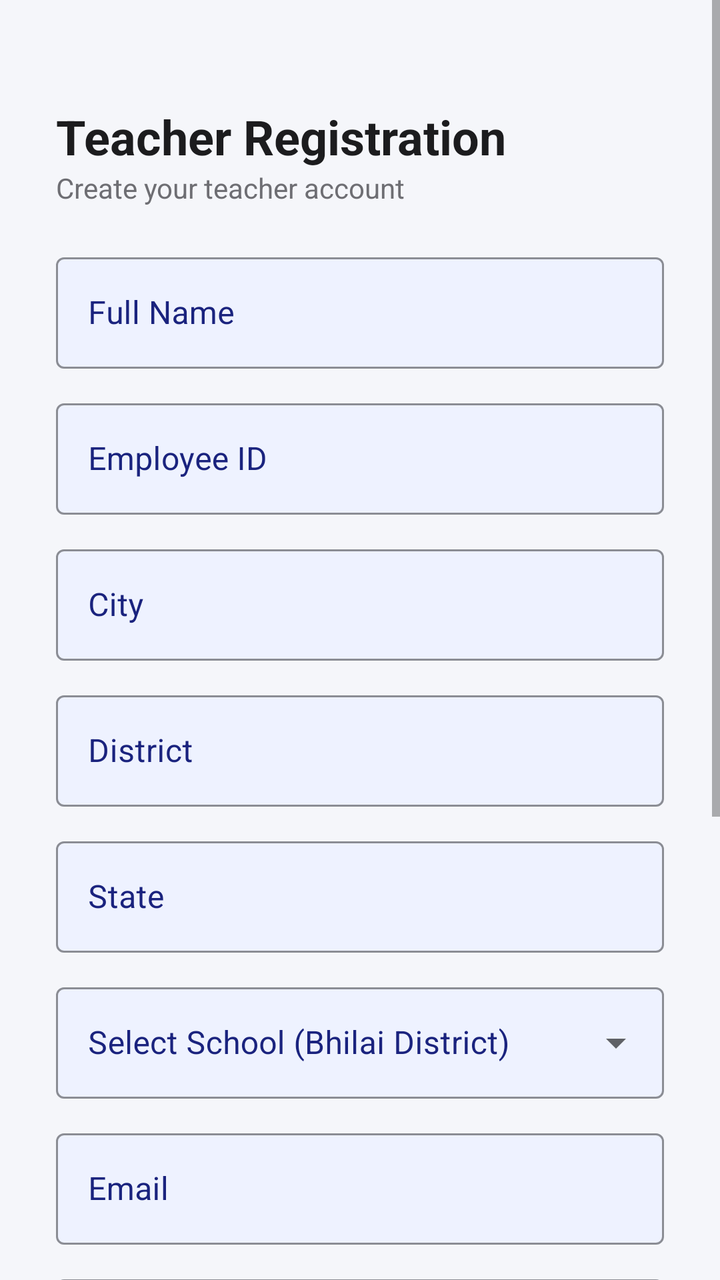
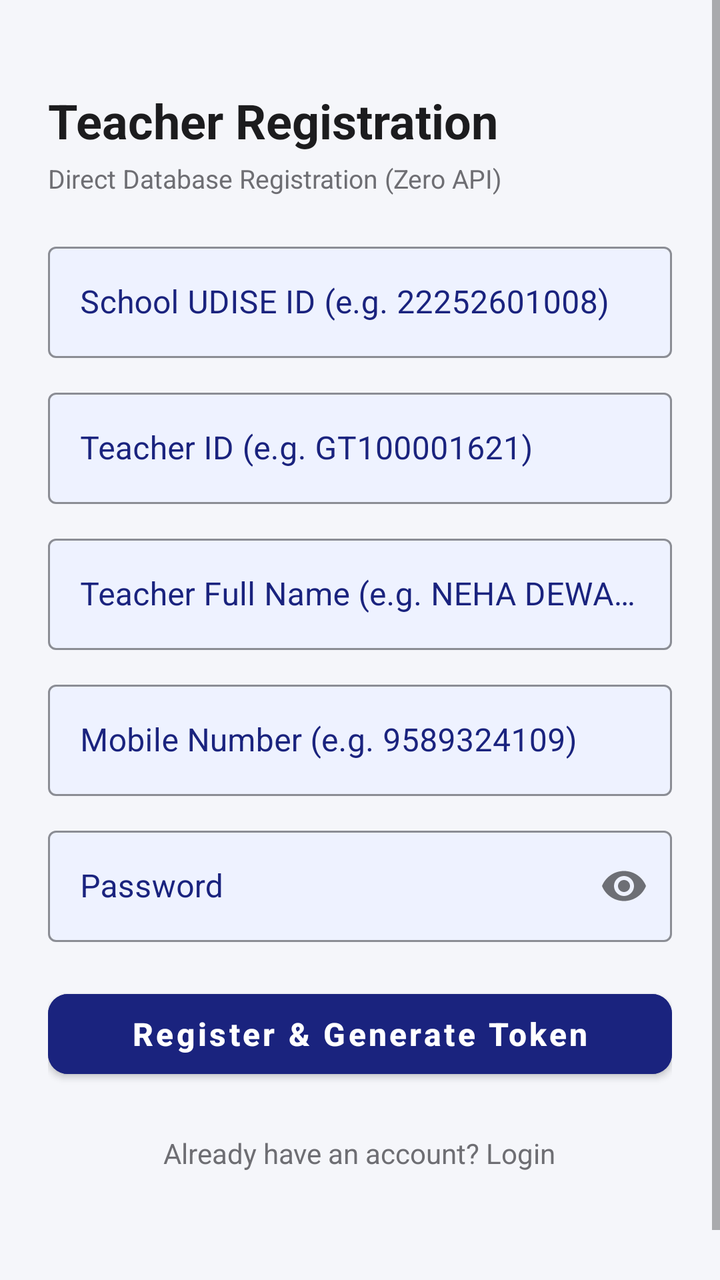

Compare the two renders of this Android layout. The source of the first and the diff that turns it into the second are given below.
<!-- AndroidManifest.xml: application theme Theme.SchoolAttendance -->
<!-- res/layout/activity_register.xml -->
<?xml version="1.0" encoding="utf-8"?>
<ScrollView xmlns:android="http://schemas.android.com/apk/res/android"
    xmlns:app="http://schemas.android.com/apk/res-auto"
    android:layout_width="match_parent"
    android:layout_height="match_parent"
    android:fillViewport="true"
    android:isScrollContainer="true"
    android:background="@color/background">

    <LinearLayout
        android:layout_width="match_parent"
        android:layout_height="wrap_content"
        android:orientation="vertical"
        android:paddingLeft="28dp"
        android:paddingTop="28dp"
        android:paddingRight="28dp"
        android:paddingBottom="100dp">

        <TextView
            android:layout_width="wrap_content"
            android:layout_height="wrap_content"
            android:layout_marginTop="24dp"
            android:text="@string/register_title"
            android:textColor="@color/text_primary"
            android:textSize="24sp"
            android:textStyle="bold" />

        <TextView
            android:layout_width="wrap_content"
            android:layout_height="wrap_content"
            android:layout_marginBottom="20dp"
            android:text="Create your teacher account"
            android:textColor="@color/text_secondary"
            android:textSize="14sp" />

        <com.google.android.material.textfield.TextInputLayout
            style="@style/Widget.MaterialComponents.TextInputLayout.OutlinedBox"
            android:layout_width="match_parent"
            android:layout_height="wrap_content"
            app:boxBackgroundColor="@color/field_bg"
            app:boxStrokeColor="@color/primary"
            android:textColorHint="@color/primary"
            app:hintTextColor="@color/primary"
            android:hint="@string/full_name_hint">
            <com.google.android.material.textfield.TextInputEditText
                android:id="@+id/etFullName"
                android:layout_width="match_parent"
                android:layout_height="wrap_content"
                android:textColor="#000000"
                android:inputType="textPersonName" />
        </com.google.android.material.textfield.TextInputLayout>

        <com.google.android.material.textfield.TextInputLayout
            style="@style/Widget.MaterialComponents.TextInputLayout.OutlinedBox"
            android:layout_width="match_parent"
            android:layout_height="wrap_content"
            app:boxBackgroundColor="@color/field_bg"
            app:boxStrokeColor="@color/primary"
            android:textColorHint="@color/primary"
            app:hintTextColor="@color/primary"
            android:layout_marginTop="12dp"
            android:hint="@string/employee_id_hint">
            <com.google.android.material.textfield.TextInputEditText
                android:id="@+id/etEmployeeId"
                android:layout_width="match_parent"
                android:layout_height="wrap_content"
                android:textColor="#000000"
                android:inputType="text" />
        </com.google.android.material.textfield.TextInputLayout>

        <com.google.android.material.textfield.TextInputLayout
            style="@style/Widget.MaterialComponents.TextInputLayout.OutlinedBox"
            android:layout_width="match_parent"
            android:layout_height="wrap_content"
            app:boxBackgroundColor="@color/field_bg"
            app:boxStrokeColor="@color/primary"
            android:textColorHint="@color/primary"
            app:hintTextColor="@color/primary"
            android:layout_marginTop="12dp"
            android:hint="@string/city_hint">
            <com.google.android.material.textfield.TextInputEditText
                android:id="@+id/etCity"
                android:layout_width="match_parent"
                android:layout_height="wrap_content"
                android:textColor="#000000"
                android:inputType="text" />
        </com.google.android.material.textfield.TextInputLayout>
        <com.google.android.material.textfield.TextInputLayout
            style="@style/Widget.MaterialComponents.TextInputLayout.OutlinedBox"
            android:layout_width="match_parent"
            android:layout_height="wrap_content"
            app:boxBackgroundColor="@color/field_bg"
            app:boxStrokeColor="@color/primary"
            android:textColorHint="@color/primary"
            app:hintTextColor="@color/primary"
            android:layout_marginTop="12dp"
            android:hint="@string/district_hint">
            <com.google.android.material.textfield.TextInputEditText
                android:id="@+id/etDistrict"
                android:layout_width="match_parent"
                android:layout_height="wrap_content"
                android:textColor="#000000"
                android:inputType="text" />
        </com.google.android.material.textfield.TextInputLayout>
        <com.google.android.material.textfield.TextInputLayout
            style="@style/Widget.MaterialComponents.TextInputLayout.OutlinedBox"
            android:layout_width="match_parent"
            android:layout_height="wrap_content"
            app:boxBackgroundColor="@color/field_bg"
            app:boxStrokeColor="@color/primary"
            android:textColorHint="@color/primary"
            app:hintTextColor="@color/primary"
            android:layout_marginTop="12dp"
            android:hint="@string/state_hint">
            <com.google.android.material.textfield.TextInputEditText
                android:id="@+id/etState"
                android:layout_width="match_parent"
                android:layout_height="wrap_content"
                android:textColor="#000000"
                android:inputType="text" />
        </com.google.android.material.textfield.TextInputLayout>

        <com.google.android.material.textfield.TextInputLayout
            style="@style/Widget.MaterialComponents.TextInputLayout.OutlinedBox.ExposedDropdownMenu"
            android:layout_width="match_parent"
            android:layout_height="wrap_content"
            app:boxBackgroundColor="@color/field_bg"
            app:boxStrokeColor="@color/primary"
            android:textColorHint="@color/primary"
            app:hintTextColor="@color/primary"
            android:layout_marginTop="12dp"
            android:hint="Select School (Bhilai District)">
            <AutoCompleteTextView
                android:id="@+id/actvSchool"
                android:layout_width="match_parent"
                android:layout_height="wrap_content"
                android:textColor="#000000"
                android:inputType="none" />
        </com.google.android.material.textfield.TextInputLayout>

        <com.google.android.material.textfield.TextInputLayout
            style="@style/Widget.MaterialComponents.TextInputLayout.OutlinedBox"
            android:layout_width="match_parent"
            android:layout_height="wrap_content"
            app:boxBackgroundColor="@color/field_bg"
            app:boxStrokeColor="@color/primary"
            android:textColorHint="@color/primary"
            app:hintTextColor="@color/primary"
            android:layout_marginTop="12dp"
            android:hint="@string/email_hint">
            <com.google.android.material.textfield.TextInputEditText
                android:id="@+id/etEmail"
                android:layout_width="match_parent"
                android:layout_height="wrap_content"
                android:textColor="#000000"
                android:inputType="textEmailAddress" />
        </com.google.android.material.textfield.TextInputLayout>

        <com.google.android.material.textfield.TextInputLayout
            style="@style/Widget.MaterialComponents.TextInputLayout.OutlinedBox"
            app:passwordToggleEnabled="true"
            android:layout_width="match_parent"
            android:layout_height="wrap_content"
            app:boxBackgroundColor="@color/field_bg"
            app:boxStrokeColor="@color/primary"
            android:textColorHint="@color/primary"
            app:hintTextColor="@color/primary"
            android:layout_marginTop="12dp"
            android:hint="@string/password_hint">
            <com.google.android.material.textfield.TextInputEditText
                android:id="@+id/etPassword"
                android:layout_width="match_parent"
                android:layout_height="wrap_content"
                android:textColor="#000000"
                android:inputType="textPassword" />
        </com.google.android.material.textfield.TextInputLayout>

        <com.google.android.material.textfield.TextInputLayout
            style="@style/Widget.MaterialComponents.TextInputLayout.OutlinedBox"
            app:passwordToggleEnabled="true"
            android:layout_width="match_parent"
            android:layout_height="wrap_content"
            app:boxBackgroundColor="@color/field_bg"
            app:boxStrokeColor="@color/primary"
            android:textColorHint="@color/primary"
            app:hintTextColor="@color/primary"
            android:layout_marginTop="12dp"
            android:hint="@string/confirm_password_hint">
            <com.google.android.material.textfield.TextInputEditText
                android:id="@+id/etConfirmPassword"
                android:layout_width="match_parent"
                android:layout_height="wrap_content"
                android:textColor="#000000"
                android:inputType="textPassword" />
        </com.google.android.material.textfield.TextInputLayout>

        <com.google.android.material.button.MaterialButton
            android:id="@+id/btnRegister"
            android:layout_width="match_parent"
            android:layout_height="52dp"
            android:layout_marginTop="20dp"
            android:text="@string/btn_register"
            android:textAllCaps="false"
            android:textSize="16sp"
            app:cornerRadius="10dp"
            android:backgroundTint="@color/primary" />

        <ProgressBar
            android:id="@+id/progressBar"
            android:layout_width="wrap_content"
            android:layout_height="wrap_content"
            android:layout_marginTop="16dp"
            android:layout_gravity="center"
            android:visibility="gone" />

        <TextView
            android:id="@+id/tvGoLogin"
            android:layout_width="wrap_content"
            android:layout_height="wrap_content"
            android:layout_gravity="center_horizontal"
            android:layout_marginTop="20dp"
            android:layout_marginBottom="16dp"
            android:padding="4dp"
            android:text="@string/have_account"
            android:textColor="@color/text_secondary"
            android:clickable="true"
            android:focusable="true" />

    </LinearLayout>
</ScrollView>
<!-- resources referenced by this layout -->
<resources>
  <color name="background">#F5F6FA</color>
  <color name="field_bg">#EEF2FF</color>
  <color name="primary">#1A237E</color>
  <color name="text_primary">#1C1C1E</color>
  <color name="text_secondary">#6E6E73</color>
  <string name="btn_register">Register</string>
  <string name="city_hint">City</string>
  <string name="confirm_password_hint">Confirm Password</string>
  <string name="district_hint">District</string>
  <string name="email_hint">Email</string>
  <string name="employee_id_hint">Employee ID</string>
  <string name="full_name_hint">Full Name</string>
  <string name="have_account">Already have an account? Login</string>
  <string name="password_hint">Password</string>
  <string name="register_title">Teacher Registration</string>
  <string name="state_hint">State</string>
  <style name="Theme.SchoolAttendance" parent="Theme.MaterialComponents.DayNight.NoActionBar">
          <item name="colorPrimary">@color/primary</item>
          <item name="colorPrimaryDark">@color/primary_dark</item>
          <item name="colorAccent">@color/accent</item>
          <item name="android:windowBackground">@color/background</item>
          <item name="android:statusBarColor">@color/primary_dark</item>
          <item name="android:editTextColor">#000000</item>
          <item name="editTextColor">#000000</item>
      </style>
  <color name="primary_dark">#0D1454</color>
  <color name="accent">#FF6D00</color>
</resources>

<!-- the commit's change to res/layout/activity_register.xml (unified diff, before → after) -->
@@ -11,16 +11,16 @@
         android:layout_width="match_parent"
         android:layout_height="wrap_content"
         android:orientation="vertical"
-        android:paddingLeft="28dp"
+        android:paddingLeft="24dp"
         android:paddingTop="28dp"
-        android:paddingRight="28dp"
-        android:paddingBottom="100dp">
+        android:paddingRight="24dp"
+        android:paddingBottom="60dp">
 
         <TextView
             android:layout_width="wrap_content"
             android:layout_height="wrap_content"
-            android:layout_marginTop="24dp"
-            android:text="@string/register_title"
+            android:layout_marginTop="16dp"
+            android:text="Teacher Registration"
             android:textColor="@color/text_primary"
             android:textSize="24sp"
             android:textStyle="bold" />
@@ -28,135 +28,94 @@
         <TextView
             android:layout_width="wrap_content"
             android:layout_height="wrap_content"
+            android:layout_marginTop="4dp"
             android:layout_marginBottom="20dp"
-            android:text="Create your teacher account"
+            android:text="Direct Database Registration (Zero API)"
             android:textColor="@color/text_secondary"
-            android:textSize="14sp" />
-
-        <com.google.android.material.textfield.TextInputLayout
-            style="@style/Widget.MaterialComponents.TextInputLayout.OutlinedBox"
-            android:layout_width="match_parent"
-            android:layout_height="wrap_content"
-            app:boxBackgroundColor="@color/field_bg"
-            app:boxStrokeColor="@color/primary"
-            android:textColorHint="@color/primary"
-            app:hintTextColor="@color/primary"
-            android:hint="@string/full_name_hint">
-            <com.google.android.material.textfield.TextInputEditText
-                android:id="@+id/etFullName"
-                android:layout_width="match_parent"
-                android:layout_height="wrap_content"
-                android:textColor="#000000"
-                android:inputType="textPersonName" />
-        </com.google.android.material.textfield.TextInputLayout>
-
-        <com.google.android.material.textfield.TextInputLayout
-            style="@style/Widget.MaterialComponents.TextInputLayout.OutlinedBox"
-            android:layout_width="match_parent"
-            android:layout_height="wrap_content"
-            app:boxBackgroundColor="@color/field_bg"
-            app:boxStrokeColor="@color/primary"
-            android:textColorHint="@color/primary"
-            app:hintTextColor="@color/primary"
-            android:layout_marginTop="12dp"
-            android:hint="@string/employee_id_hint">
-            <com.google.android.material.textfield.TextInputEditText
-                android:id="@+id/etEmployeeId"
-                android:layout_width="match_parent"
-                android:layout_height="wrap_content"
-                android:textColor="#000000"
-                android:inputType="text" />
-        </com.google.android.material.textfield.TextInputLayout>
-
-        <com.google.android.material.textfield.TextInputLayout
-            style="@style/Widget.MaterialComponents.TextInputLayout.OutlinedBox"
-            android:layout_width="match_parent"
-            android:layout_height="wrap_content"
-            app:boxBackgroundColor="@color/field_bg"
-            app:boxStrokeColor="@color/primary"
-            android:textColorHint="@color/primary"
-            app:hintTextColor="@color/primary"
-            android:layout_marginTop="12dp"
-            android:hint="@string/city_hint">
-            <com.google.android.material.textfield.TextInputEditText
-                android:id="@+id/etCity"
-                android:layout_width="match_parent"
-                android:layout_height="wrap_content"
-                android:textColor="#000000"
-                android:inputType="text" />
-        </com.google.android.material.textfield.TextInputLayout>
-        <com.google.android.material.textfield.TextInputLayout
-            style="@style/Widget.MaterialComponents.TextInputLayout.OutlinedBox"
-            android:layout_width="match_parent"
-            android:layout_height="wrap_content"
-            app:boxBackgroundColor="@color/field_bg"
-            app:boxStrokeColor="@color/primary"
-            android:textColorHint="@color/primary"
-            app:hintTextColor="@color/primary"
-            android:layout_marginTop="12dp"
-            android:hint="@string/district_hint">
-            <com.google.android.material.textfield.TextInputEditText
-                android:id="@+id/etDistrict"
-                android:layout_width="match_parent"
-                android:layout_height="wrap_content"
-                android:textColor="#000000"
-                android:inputType="text" />
-        </com.google.android.material.textfield.TextInputLayout>
-        <com.google.android.material.textfield.TextInputLayout
-            style="@style/Widget.MaterialComponents.TextInputLayout.OutlinedBox"
-            android:layout_width="match_parent"
-            android:layout_height="wrap_content"
-            app:boxBackgroundColor="@color/field_bg"
-            app:boxStrokeColor="@color/primary"
-            android:textColorHint="@color/primary"
-            app:hintTextColor="@color/primary"
-            android:layout_marginTop="12dp"
-            android:hint="@string/state_hint">
-            <com.google.android.material.textfield.TextInputEditText
-                android:id="@+id/etState"
-                android:layout_width="match_parent"
-                android:layout_height="wrap_content"
-                android:textColor="#000000"
-                android:inputType="text" />
-        </com.google.android.material.textfield.TextInputLayout>
-
-        <com.google.android.material.textfield.TextInputLayout
-            style="@style/Widget.MaterialComponents.TextInputLayout.OutlinedBox.ExposedDropdownMenu"
-            android:layout_width="match_parent"
-            android:layout_height="wrap_content"
-            app:boxBackgroundColor="@color/field_bg"
-            app:boxStrokeColor="@color/primary"
-            android:textColorHint="@color/primary"
-            app:hintTextColor="@color/primary"
-            android:layout_marginTop="12dp"
-            android:hint="Select School (Bhilai District)">
-            <AutoCompleteTextView
-                android:id="@+id/actvSchool"
-                android:layout_width="match_parent"
-                android:layout_height="wrap_content"
-                android:textColor="#000000"
-                android:inputType="none" />
-        </com.google.android.material.textfield.TextInputLayout>
-
-        <com.google.android.material.textfield.TextInputLayout
-            style="@style/Widget.MaterialComponents.TextInputLayout.OutlinedBox"
-            android:layout_width="match_parent"
-            android:layout_height="wrap_content"
-            app:boxBackgroundColor="@color/field_bg"
-            app:boxStrokeColor="@color/primary"
-            android:textColorHint="@color/primary"
-            app:hintTextColor="@color/primary"
-            android:layout_marginTop="12dp"
-            android:hint="@string/email_hint">
-            <com.google.android.material.textfield.TextInputEditText
-                android:id="@+id/etEmail"
-                android:layout_width="match_parent"
-                android:layout_height="wrap_content"
-                android:textColor="#000000"
-                android:inputType="textEmailAddress" />
-        </com.google.android.material.textfield.TextInputLayout>
-
-        <com.google.android.material.textfield.TextInputLayout
+            android:textSize="13sp" />
+
+        
+        <com.google.android.material.textfield.TextInputLayout
+            android:id="@+id/tilUdiseId"
+            style="@style/Widget.MaterialComponents.TextInputLayout.OutlinedBox"
+            android:layout_width="match_parent"
+            android:layout_height="wrap_content"
+            app:boxBackgroundColor="@color/field_bg"
+            app:boxStrokeColor="@color/primary"
+            android:textColorHint="@color/primary"
+            app:hintTextColor="@color/primary"
+            android:hint="School UDISE ID (e.g. 22252601008)">
+            <com.google.android.material.textfield.TextInputEditText
+                android:id="@+id/etUdiseId"
+                android:layout_width="match_parent"
+                android:layout_height="wrap_content"
+                android:textColor="#000000"
+                android:inputType="number" />
+        </com.google.android.material.textfield.TextInputLayout>
+
+        
+        <com.google.android.material.textfield.TextInputLayout
+            android:id="@+id/tilTeacherId"
+            style="@style/Widget.MaterialComponents.TextInputLayout.OutlinedBox"
+            android:layout_width="match_parent"
+            android:layout_height="wrap_content"
+            app:boxBackgroundColor="@color/field_bg"
+            app:boxStrokeColor="@color/primary"
+            android:textColorHint="@color/primary"
+            app:hintTextColor="@color/primary"
+            android:layout_marginTop="12dp"
+            android:hint="Teacher ID (e.g. GT100001621)">
+            <com.google.android.material.textfield.TextInputEditText
+                android:id="@+id/etTeacherId"
+                android:layout_width="match_parent"
+                android:layout_height="wrap_content"
+                android:textColor="#000000"
+                android:inputType="textCapCharacters" />
+        </com.google.android.material.textfield.TextInputLayout>
+
+        
+        <com.google.android.material.textfield.TextInputLayout
+            android:id="@+id/tilTeacherName"
+            style="@style/Widget.MaterialComponents.TextInputLayout.OutlinedBox"
+            android:layout_width="match_parent"
+            android:layout_height="wrap_content"
+            app:boxBackgroundColor="@color/field_bg"
+            app:boxStrokeColor="@color/primary"
+            android:textColorHint="@color/primary"
+            app:hintTextColor="@color/primary"
+            android:layout_marginTop="12dp"
+            android:hint="Teacher Full Name (e.g. NEHA DEWANGAN)">
+            <com.google.android.material.textfield.TextInputEditText
+                android:id="@+id/etTeacherName"
+                android:layout_width="match_parent"
+                android:layout_height="wrap_content"
+                android:textColor="#000000"
+                android:inputType="textCapWords" />
+        </com.google.android.material.textfield.TextInputLayout>
+
+        
+        <com.google.android.material.textfield.TextInputLayout
+            android:id="@+id/tilMobileNumber"
+            style="@style/Widget.MaterialComponents.TextInputLayout.OutlinedBox"
+            android:layout_width="match_parent"
+            android:layout_height="wrap_content"
+            app:boxBackgroundColor="@color/field_bg"
+            app:boxStrokeColor="@color/primary"
+            android:textColorHint="@color/primary"
+            app:hintTextColor="@color/primary"
+            android:layout_marginTop="12dp"
+            android:hint="Mobile Number (e.g. 9589324109)">
+            <com.google.android.material.textfield.TextInputEditText
+                android:id="@+id/etMobileNumber"
+                android:layout_width="match_parent"
+                android:layout_height="wrap_content"
+                android:textColor="#000000"
+                android:inputType="phone" />
+        </com.google.android.material.textfield.TextInputLayout>
+
+        
+        <com.google.android.material.textfield.TextInputLayout
+            android:id="@+id/tilPassword"
             style="@style/Widget.MaterialComponents.TextInputLayout.OutlinedBox"
             app:passwordToggleEnabled="true"
             android:layout_width="match_parent"
@@ -166,7 +125,7 @@
             android:textColorHint="@color/primary"
             app:hintTextColor="@color/primary"
             android:layout_marginTop="12dp"
-            android:hint="@string/password_hint">
+            android:hint="Password">
             <com.google.android.material.textfield.TextInputEditText
                 android:id="@+id/etPassword"
                 android:layout_width="match_parent"
@@ -175,33 +134,16 @@
                 android:inputType="textPassword" />
         </com.google.android.material.textfield.TextInputLayout>
 
-        <com.google.android.material.textfield.TextInputLayout
-            style="@style/Widget.MaterialComponents.TextInputLayout.OutlinedBox"
-            app:passwordToggleEnabled="true"
-            android:layout_width="match_parent"
-            android:layout_height="wrap_content"
-            app:boxBackgroundColor="@color/field_bg"
-            app:boxStrokeColor="@color/primary"
-            android:textColorHint="@color/primary"
-            app:hintTextColor="@color/primary"
-            android:layout_marginTop="12dp"
-            android:hint="@string/confirm_password_hint">
-            <com.google.android.material.textfield.TextInputEditText
-                android:id="@+id/etConfirmPassword"
-                android:layout_width="match_parent"
-                android:layout_height="wrap_content"
-                android:textColor="#000000"
-                android:inputType="textPassword" />
-        </com.google.android.material.textfield.TextInputLayout>
-
+        
         <com.google.android.material.button.MaterialButton
             android:id="@+id/btnRegister"
             android:layout_width="match_parent"
             android:layout_height="52dp"
             android:layout_marginTop="20dp"
-            android:text="@string/btn_register"
+            android:text="Register &amp; Generate Token"
             android:textAllCaps="false"
             android:textSize="16sp"
+            android:textStyle="bold"
             app:cornerRadius="10dp"
             android:backgroundTint="@color/primary" />
 
@@ -209,9 +151,86 @@
             android:id="@+id/progressBar"
             android:layout_width="wrap_content"
             android:layout_height="wrap_content"
-            android:layout_marginTop="16dp"
+            android:layout_marginTop="12dp"
             android:layout_gravity="center"
             android:visibility="gone" />
+
+        
+        <com.google.android.material.card.MaterialCardView
+            android:id="@+id/cardGeneratedToken"
+            android:layout_width="match_parent"
+            android:layout_height="wrap_content"
+            android:layout_marginTop="16dp"
+            android:visibility="gone"
+            app:cardCornerRadius="12dp"
+            app:cardElevation="2dp"
+            app:strokeColor="@color/success"
+            app:strokeWidth="1.5dp"
+            app:cardBackgroundColor="#F1F8E9">
+
+            <LinearLayout
+                android:layout_width="match_parent"
+                android:layout_height="wrap_content"
+                android:orientation="vertical"
+                android:padding="16dp">
+
+                <TextView
+                    android:layout_width="wrap_content"
+                    android:layout_height="wrap_content"
+                    android:text="✅ Registered Successfully! Token Generated:"
+                    android:textColor="#1B5E20"
+                    android:textSize="13sp"
+                    android:textStyle="bold" />
+
+                <LinearLayout
+                    android:layout_width="match_parent"
+                    android:layout_height="wrap_content"
+                    android:orientation="horizontal"
+                    android:gravity="center_vertical"
+                    android:layout_marginTop="8dp">
+
+                    <TextView
+                        android:id="@+id/tvGeneratedToken"
+                        android:layout_width="0dp"
+                        android:layout_height="wrap_content"
+                        android:layout_weight="1"
+                        android:text="AT-0000-0000"
+                        android:textColor="#1B5E20"
+                        android:textSize="18sp"
+                        android:textStyle="bold"
+                        android:fontFamily="monospace" />
+
+                    <ImageButton
+                        android:id="@+id/btnCopyToken"
+                        android:layout_width="40dp"
+                        android:layout_height="40dp"
+                        android:background="?attr/selectableItemBackgroundBorderless"
+                        android:src="@drawable/ic_content_copy"
+                        app:tint="#2E7D32"
+                        android:contentDescription="Copy Token" />
+                </LinearLayout>
+
+                <TextView
+                    android:layout_width="wrap_content"
+                    android:layout_height="wrap_content"
+                    android:layout_marginTop="4dp"
+                    android:text="Saved in Central PostgreSQL (Valid for 7 Days)."
+                    android:textColor="#33691E"
+                    android:textSize="11sp" />
+
+                <com.google.android.material.button.MaterialButton
+                    android:id="@+id/btnContinueToApp"
+                    android:layout_width="match_parent"
+                    android:layout_height="46dp"
+                    android:layout_marginTop="12dp"
+                    android:text="Continue to Attendance Scan ➡️"
+                    android:textAllCaps="false"
+                    android:textSize="14sp"
+                    android:textStyle="bold"
+                    app:cornerRadius="8dp"
+                    android:backgroundTint="#16A34A" />
+            </LinearLayout>
+        </com.google.android.material.card.MaterialCardView>
 
         <TextView
             android:id="@+id/tvGoLogin"
<!-- resource entries referenced after the edit -->
@@ -3,19 +3,21 @@
   <color name="background">#F5F6FA</color>
   <color name="field_bg">#EEF2FF</color>
   <color name="primary">#1A237E</color>
+  <color name="success">#2E7D32</color>
   <color name="text_primary">#1C1C1E</color>
   <color name="text_secondary">#6E6E73</color>
-  <string name="btn_register">Register</string>
-  <string name="city_hint">City</string>
-  <string name="confirm_password_hint">Confirm Password</string>
-  <string name="district_hint">District</string>
-  <string name="email_hint">Email</string>
-  <string name="employee_id_hint">Employee ID</string>
-  <string name="full_name_hint">Full Name</string>
+  <!-- drawable ic_content_copy (drawable) -->
+  <vector xmlns:android="http://schemas.android.com/apk/res/android"
+      android:width="24dp"
+      android:height="24dp"
+      android:viewportWidth="24"
+      android:viewportHeight="24"
+      android:tint="?attr/colorControlNormal">
+      <path
+          android:fillColor="@android:color/white"
+          android:pathData="M16,1L4,1c-1.1,0 -2,0.9 -2,2v14h2L4,3h12L16,1zM19,5L8,5c-1.1,0 -2,0.9 -2,2v14c0,1.1 0.9,2 2,2h11c1.1,0 2,-0.9 2,-2L21,7c0,-1.1 -0.9,-2 -2,-2zM19,21L8,21L8,7h11v14z"/>
+  </vector>
   <string name="have_account">Already have an account? Login</string>
-  <string name="password_hint">Password</string>
-  <string name="register_title">Teacher Registration</string>
-  <string name="state_hint">State</string>
   <style name="Theme.SchoolAttendance" parent="Theme.MaterialComponents.DayNight.NoActionBar">
           <item name="colorPrimary">@color/primary</item>
           <item name="colorPrimaryDark">@color/primary_dark</item>
